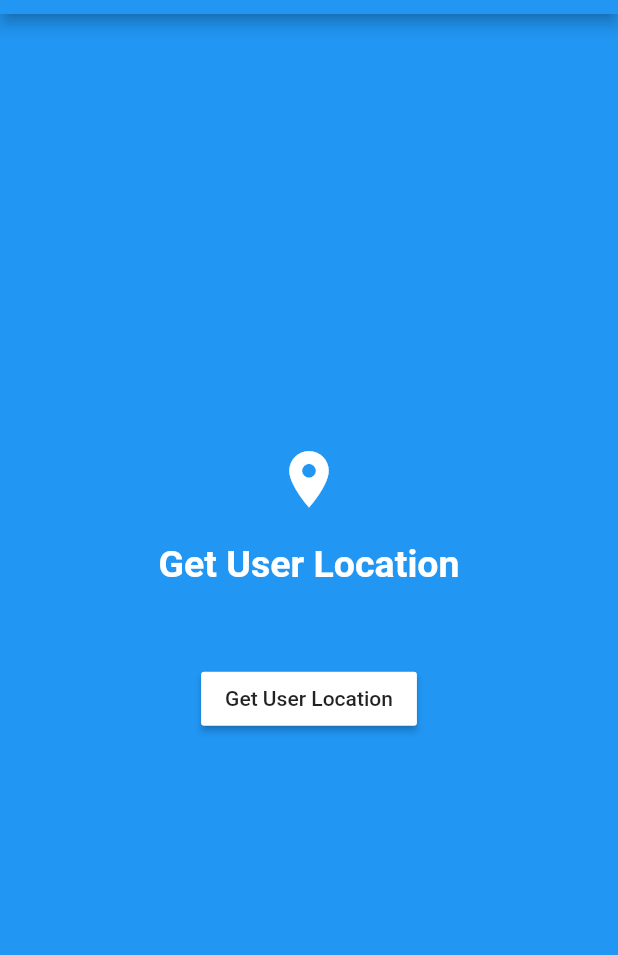
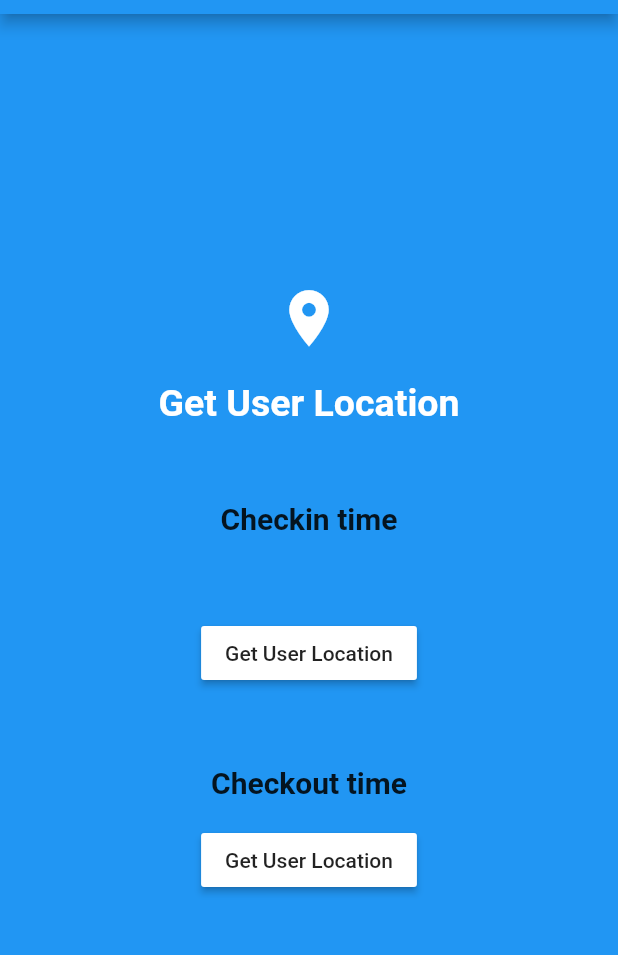
Before and after one commit to renuvkelkar/firebase_geolocator, a Flutter app: the screen it shows after launch, after a tap on "Get User Location", on a phone screen of 412 x 824 dp, the part 70-1025 px from its top. Run offline on Flutter 3.47's test engine with Material 2 defaults, Android fonts, the phone set to English and light mode, and no system bars; our stand-ins replace geolocator; missing offline and left inert: geocoder.

Commit message:
adding adress

```diff
--- a/lib/pages/homepage.dart
+++ b/lib/pages/homepage.dart
@@ -1,5 +1,8 @@
 import 'package:flutter/material.dart';
+import 'package:geocoder/geocoder.dart';
 import 'package:geolocator/geolocator.dart';
+import 'package:intl/intl.dart';
+import 'package:geocoder/model.dart';
 
 
 class HomePage extends StatefulWidget {
@@ -10,21 +13,61 @@ class HomePage extends StatefulWidget {
 class _HomePageState extends State<HomePage> {
 
   var locationMessage = '';
+  var locationMessage1 = '';
+  var CheckOuttimeMessage = '';
+  var checkinAddress = '';
+  var checkOutAddress = '';
+
+  var CheckintimeMessage = '';
   String latitude;
   String longitude;
+  Position _position;
+  Address _address;
 
   void getCurrentLocation() async {
+    Future<Address>convertCoordinatesToAddress(Coordinates coordinates)async {
+      var addresses = await Geocoder.local.findAddressesFromCoordinates(
+          coordinates);
+      return addresses.first;
+    }
+    String now = DateFormat("dd-MM-yyyy hh:mm:ss").format(DateTime.now());
     var position = await Geolocator.getCurrentPosition(
         desiredAccuracy: LocationAccuracy.high);
     var lat = position.latitude;
     var long = position.longitude;
+    var checkinDate = DateFormat("dd/MM/yyyy",).format(DateTime.now());
+    var checkinTime = DateFormat("hh:mm").format(DateTime.now());
+
+
+    // passing this to latitude and longitude strings
+    latitude = "$lat";
+    longitude = "$long";
+    final coordinates=new Coordinates(position.latitude, position.longitude);
+    convertCoordinatesToAddress(coordinates).then((value)=>_address=value);
+
+    setState(() {
+      locationMessage = "Latitude: $lat and Longitude: $long";
+      CheckintimeMessage = "checkin time: $checkinTime ";
+      checkinAddress = "Address from Coordinates1 : ${_address.addressLine}";
+    });
+  }
+  void getCurrentLocation1() async {
+    String now = DateFormat("dd-MM-yyyy hh:mm:ss").format(DateTime.now());
+    var position = await Geolocator.getCurrentPosition(
+        desiredAccuracy: LocationAccuracy.high);
+    var lat = position.latitude;
+    var long = position.longitude;
+   // var checkinDate = DateFormat("dd/MM/yyyy",).format(DateTime.now());
+    var checkOutTime = DateFormat("hh:mm").format(DateTime.now());
+
 
     // passing this to latitude and longitude strings
     latitude = "$lat";
     longitude = "$long";
 
     setState(() {
-      locationMessage = "Latitude: $lat and Longitude: $long";
+      locationMessage1 = "Latitude: $lat and Longitude: $long";
+      CheckOuttimeMessage = "CheckOut time: $checkOutTime ";
     });
   }
 
@@ -68,12 +111,43 @@ class _HomePageState extends State<HomePage> {
             SizedBox(
               height: 05.0,
             ),
+            Text("Checkin time", style: TextStyle(
+              fontSize: 20, fontWeight: FontWeight.bold,)),
+            Text(CheckintimeMessage),
+            // Text("""Address from Coordinates""",
+            //     style: TextStyle(fontSize: 20, fontWeight: FontWeight.bold,)),
+            SizedBox(height: 20),
+            Text(checkinAddress,
+                style: TextStyle(fontSize: 15, fontWeight: FontWeight.bold,)),
 
             // button for taking the location
             MaterialButton(
               color: Colors.white,
               onPressed: () {
                 getCurrentLocation();
+              },
+              child: Text("Get User Location"),
+            ),
+
+            SizedBox(
+              height: 30.0,
+            ),
+            Text(
+              locationMessage1,
+              style: TextStyle(
+                color: Colors.white,
+              ),
+            ),
+            SizedBox(
+              height: 05.0,
+            ),
+            Text("Checkout time", style: TextStyle(
+              fontSize: 20, fontWeight: FontWeight.bold,)),
+            Text(CheckOuttimeMessage),
+            MaterialButton(
+              color: Colors.white,
+              onPressed: () {
+                getCurrentLocation1();
               },
               child: Text("Get User Location"),
             ),
--- a/pubspec.yaml
+++ b/pubspec.yaml
@@ -29,6 +29,8 @@ dependencies:
   # Use with the CupertinoIcons class for iOS style icons.
   cupertino_icons: ^1.0.2
   geolocator: ^6.1.9 # for location servies
+  intl: ^0.16.1
+  geocoder:
 
 dev_dependencies:
   flutter_test:
```
Also changed, not shown: pubspec.lock.
